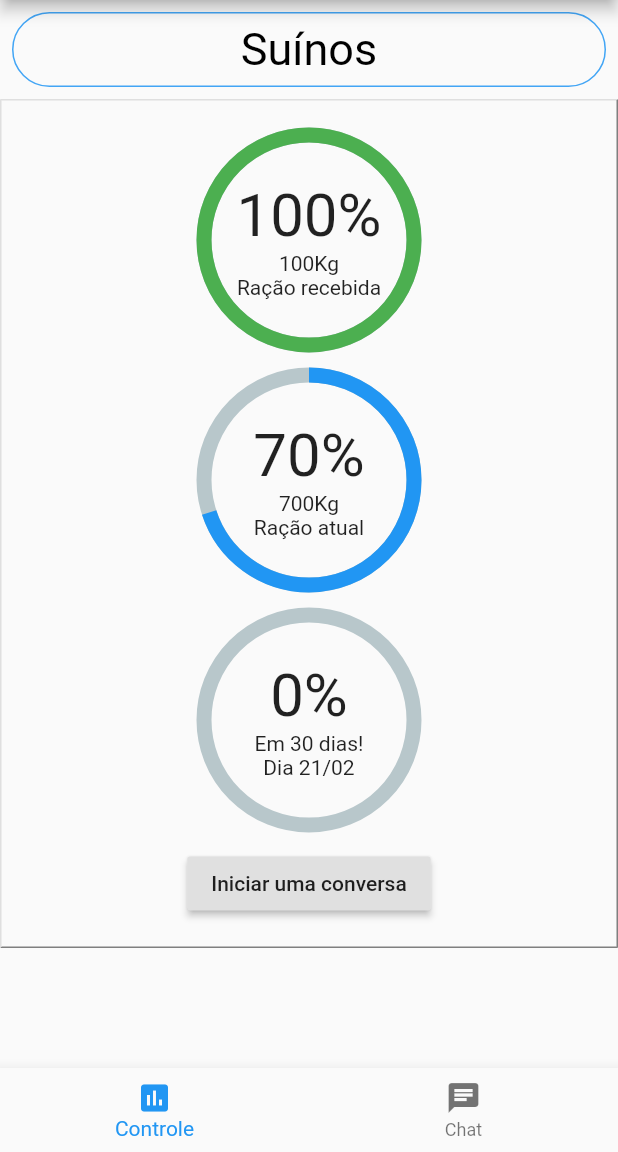
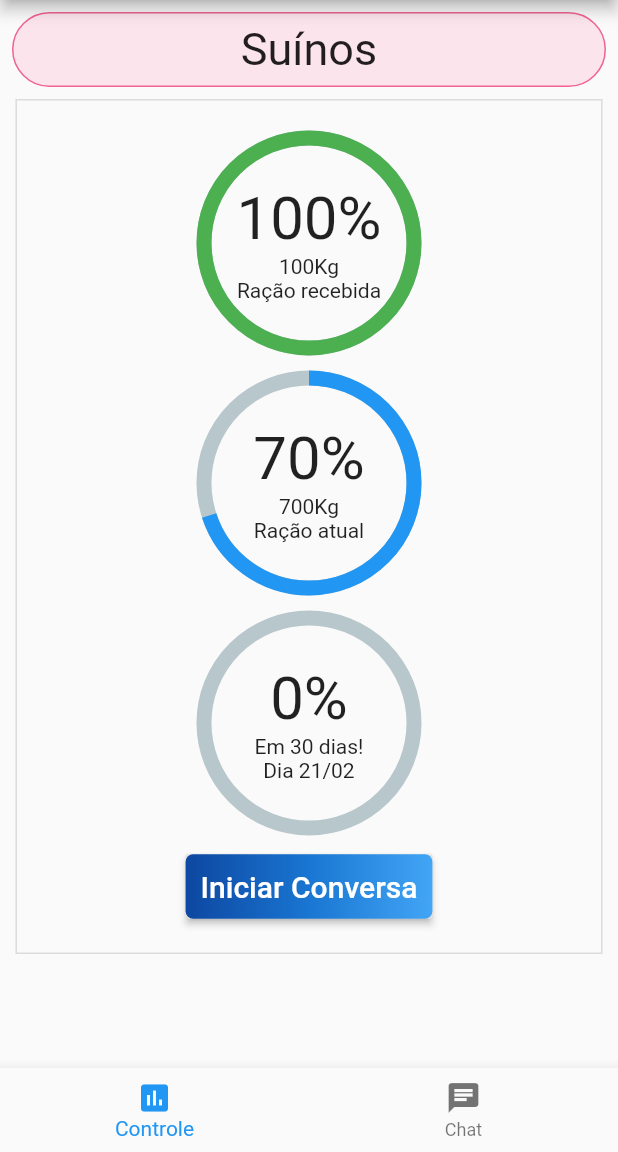
Before and after one commit to mateusjs/CoperativoTeste, a Flutter app: the HomePage screen opened directly, after a tap on "Suínos", on a phone screen of 412 x 824 dp, the part 84-1236 px from its top. Run offline on Flutter 3.47's test engine with Material 2 defaults, Android fonts, the phone set to English and light mode, and no system bars; drawn by our look-alikes of expandable, percent_indicator.

Commit message:
changing expandable details

```diff
--- a/lib/racao.dart
+++ b/lib/racao.dart
@@ -25,27 +25,28 @@ class _StatusPageState extends State<StatusPage> {
           margin: const EdgeInsets.all(8),
           height: 50,
           decoration: BoxDecoration(
-              border: Border.all(color: Colors.blue[400]),
+              border: Border.all(color: Colors.pink[300]),
+              color: Colors.pink[50],
               borderRadius: BorderRadius.all(Radius.circular(50))),
           child: Container(
             padding:
                 const EdgeInsets.symmetric(horizontal: 20.0, vertical: 2.0),
             child: Text('Suínos',
-                textAlign: TextAlign.center,
-                style: TextStyle(color: Color(0xFF000000), fontSize: 30)),
+                textAlign: TextAlign.center, style: TextStyle(fontSize: 30)),
             alignment: Alignment(0.0, 0.0),
           ),
         ),
-        collapsed: Container(
-          padding: const EdgeInsets.all(8),
+        collapsed: Center(
+          child: Container(
+            width: MediaQuery.of(context).size.width * 0.95,
+            padding: const EdgeInsets.all(10),
             decoration: const BoxDecoration(
                 border: Border(
-              top: BorderSide(width: 1.0, color: Color(0xFFFFDFDFDF)),
-              left: BorderSide(width: 1.0, color: Color(0xFFFFDFDFDF)),
-              right: BorderSide(width: 1.0, color: Color(0xFFFF7F7F7F)),
-              bottom: BorderSide(width: 1.0, color: Color(0xFFFF7F7F7F)),
-            ),
-          ),
+              top: BorderSide(width: 1.0, color: Colors.black12),
+              left: BorderSide(width: 1.0, color: Colors.black12),
+              right: BorderSide(width: 1.0, color: Colors.black12),
+              bottom: BorderSide(width: 1.0, color: Colors.black12),
+            )),
             child: LayoutBuilder(
               builder: (BuildContext context, BoxConstraints constraints) {
                 return Padding(
@@ -143,14 +144,31 @@ class _StatusPageState extends State<StatusPage> {
                       SizedBox(height: 10),
                       Center(
                         child: RaisedButton(
-                        child: Text("Iniciar uma conversa"),
                             onPressed: () {},
+                            textColor: Colors.white,
+                            padding: const EdgeInsets.all(0.0),
+                            child: Container(
+                              decoration: const BoxDecoration(
+                                borderRadius:
+                                    BorderRadius.all(Radius.circular(5)),
+                                gradient: LinearGradient(
+                                  colors: <Color>[
+                                    Color(0xFF0D47A1),
+                                    Color(0xFF1976D2),
+                                    Color(0xFF42A5F5),
+                                  ],
                                 ),
+                              ),
+                              padding: const EdgeInsets.all(10.0),
+                              child: const Text('Iniciar Conversa',
+                                  style: TextStyle(fontSize: 20)),
+                            )),
                       )
                     ],
                   ),
                 );
               },
+            ),
           ),
         ),
         tapHeaderToExpand: true,
```
Also changed, not shown: lib/inicial.dart (+20 -6 lines). Lines whose indentation alone changed are shown as unchanged.
